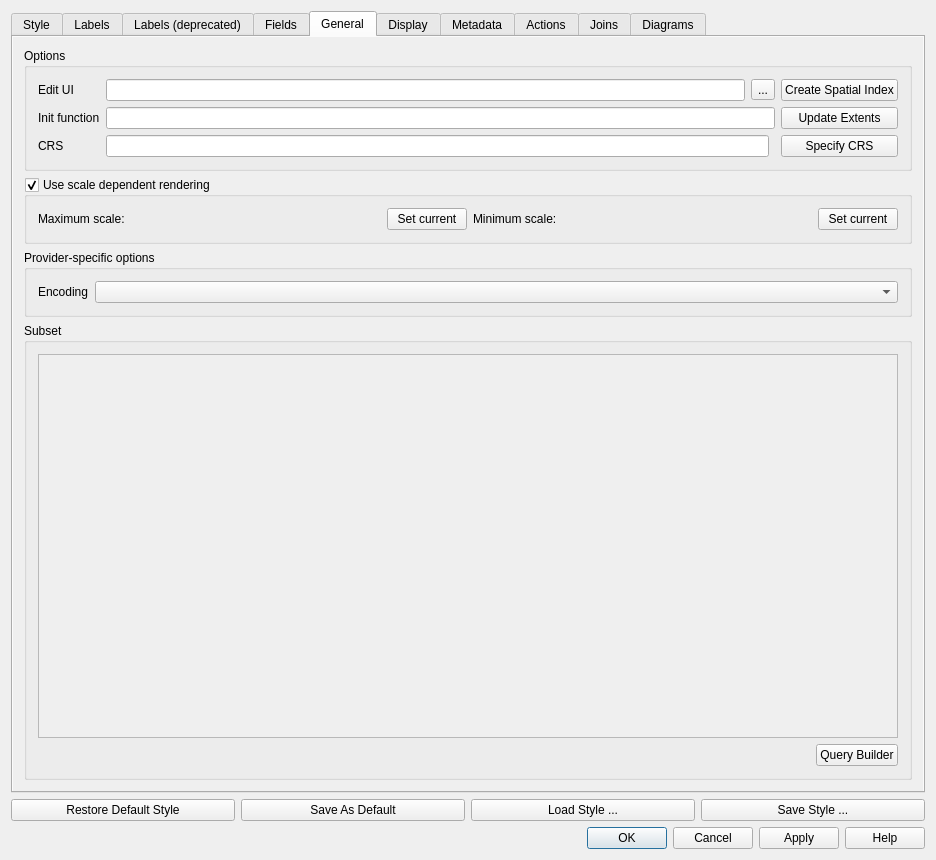
carsmie/QGIS, file src/ui/qgsvectorlayerpropertiesbase.ui: the form before one commit.
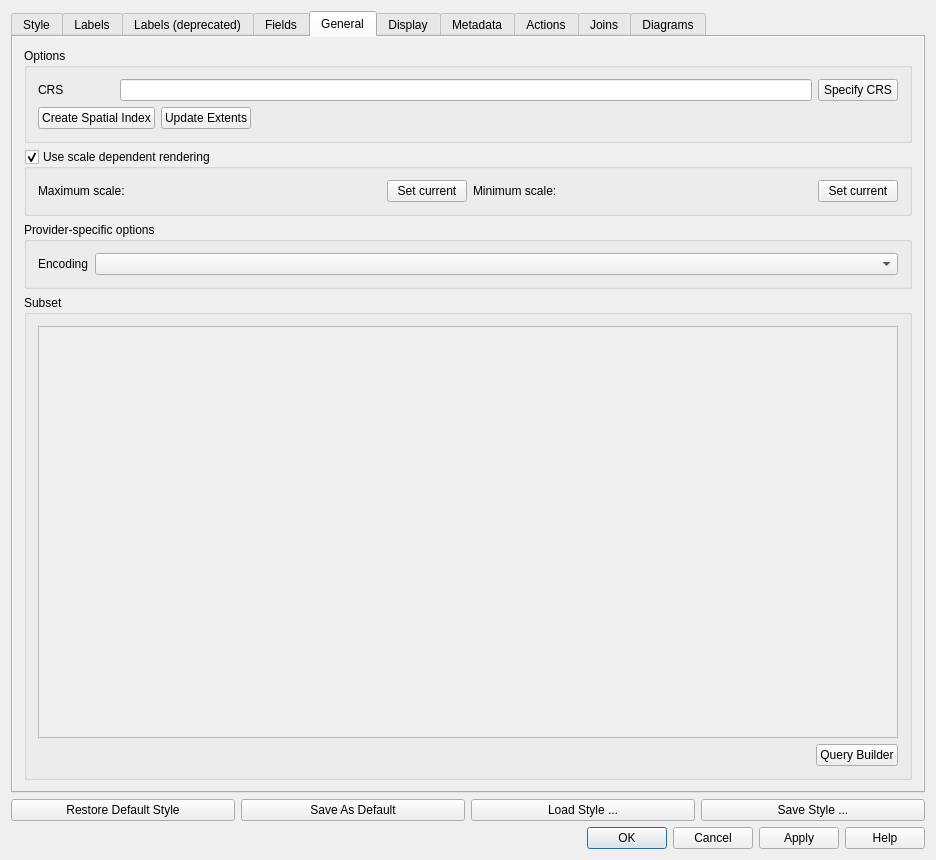
The form after the commit. Icons and pictures are not drawn. Custom widgets are drawn as their Qt base class.

Commit message: Merged Squashed pull request #296 (tabs and groups for feature form)

The edit to the form file:
```diff
--- a/src/ui/qgsvectorlayerpropertiesbase.ui
+++ b/src/ui/qgsvectorlayerpropertiesbase.ui
@@ -402,66 +402,28 @@
               <string>Options</string>
              </property>
              <layout class="QGridLayout" name="gridLayout_2">
-              <item row="0" column="0">
-               <widget class="QLabel" name="label">
-                <property name="text">
-                 <string>Edit UI</string>
-                </property>
-               </widget>
-              </item>
-              <item row="0" column="1" colspan="2">
-               <layout class="QHBoxLayout" name="horizontalLayout_2">
-                <item>
-                 <widget class="QLineEdit" name="leEditForm"/>
-                </item>
-                <item>
-                 <widget class="QToolButton" name="pbnSelectEditForm">
-                  <property name="text">
-                   <string>...</string>
-                  </property>
-                 </widget>
-                </item>
-               </layout>
-              </item>
-              <item row="0" column="3">
-               <widget class="QPushButton" name="pbnIndex">
-                <property name="text">
-                 <string>Create Spatial Index</string>
-                </property>
-               </widget>
-              </item>
-              <item row="1" column="3">
-               <widget class="QPushButton" name="pbnUpdateExtents">
-                <property name="text">
-                 <string>Update Extents</string>
-                </property>
-               </widget>
-              </item>
-              <item row="1" column="1" colspan="2">
-               <widget class="QLineEdit" name="leEditFormInit"/>
-              </item>
-              <item row="1" column="0">
-               <widget class="QLabel" name="label_3">
-                <property name="text">
-                 <string>Init function</string>
-                </property>
-               </widget>
-              </item>
-              <item row="2" column="0">
-               <widget class="QLabel" name="label_4">
-                <property name="text">
-                 <string>CRS</string>
-                </property>
-               </widget>
-              </item>
-              <item row="2" column="1">
+              <item row="0" column="2" colspan="3">
                <widget class="QLineEdit" name="leSpatialRefSys">
                 <property name="readOnly">
                  <bool>true</bool>
                 </property>
                </widget>
               </item>
-              <item row="2" column="3">
+              <item row="0" column="0">
+               <widget class="QLabel" name="label_4">
+                <property name="text">
+                 <string>CRS</string>
+                </property>
+               </widget>
+              </item>
+              <item row="2" column="0" colspan="3">
+               <widget class="QPushButton" name="pbnIndex">
+                <property name="text">
+                 <string>Create Spatial Index</string>
+                </property>
+               </widget>
+              </item>
+              <item row="0" column="5">
                <widget class="QPushButton" name="pbnChangeSpatialRefSys">
                 <property name="toolTip">
                  <string>Specify the coordinate reference system of the layer's geometry.</string>
@@ -474,6 +436,26 @@
                 </property>
                </widget>
               </item>
+              <item row="2" column="3">
+               <widget class="QPushButton" name="pbnUpdateExtents">
+                <property name="text">
+                 <string>Update Extents</string>
+                </property>
+               </widget>
+              </item>
+              <item row="2" column="4">
+               <spacer name="horizontalSpacer_5">
+                <property name="orientation">
+                 <enum>Qt::Horizontal</enum>
+                </property>
+                <property name="sizeHint" stdset="0">
+                 <size>
+                  <width>40</width>
+                  <height>20</height>
+                 </size>
+                </property>
+               </spacer>
+              </item>
              </layout>
             </widget>
            </item>
```
Left out of the diff: 109 changed lines with no effect on the pictures. The commit also changes 22 other files.
